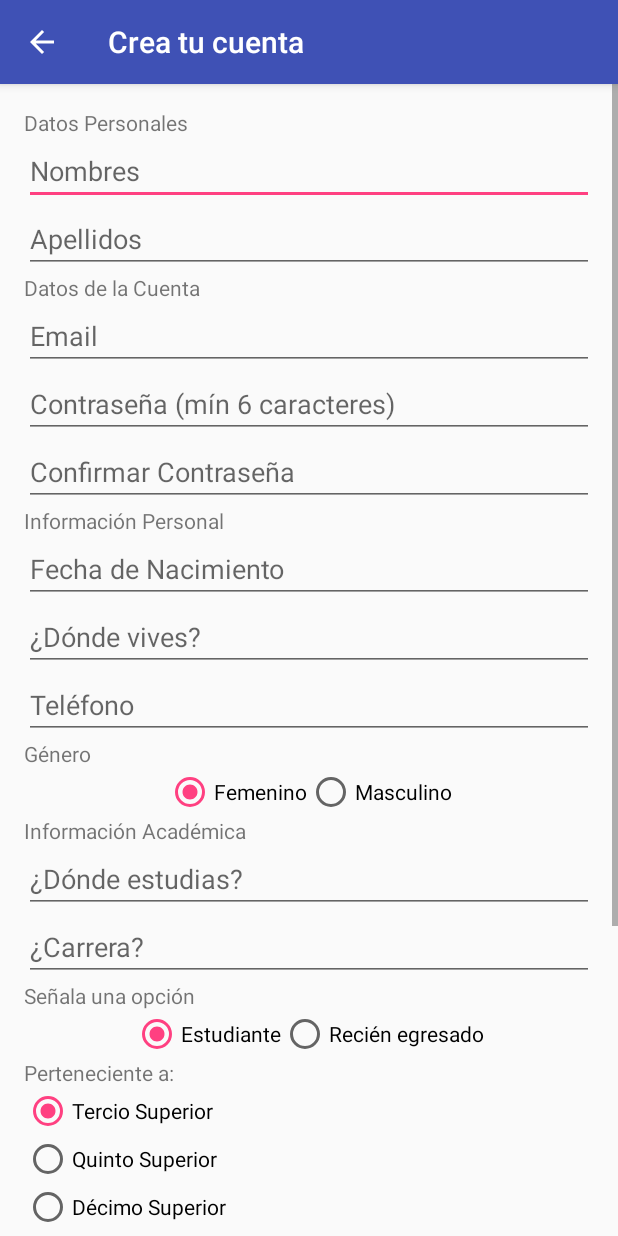
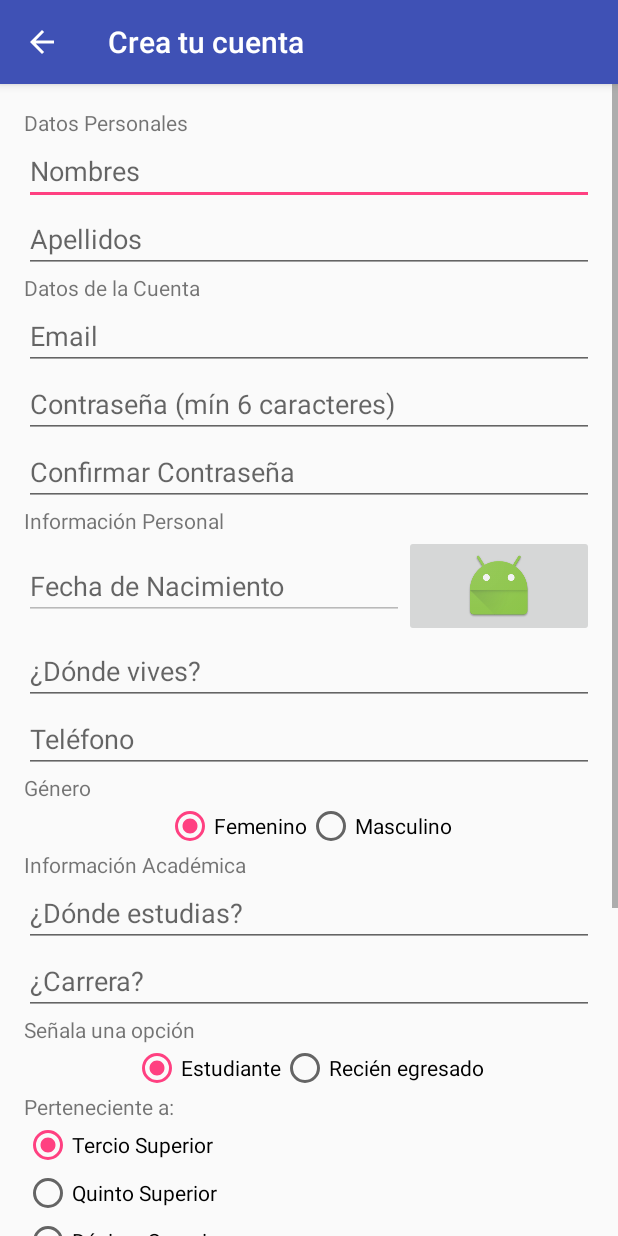
Before and after one commit to jhonn-y2j/Quick-Job, an Android app: the RegistersUsrsActivity screen opened directly, with no data from a screen before it, on a phone screen of 412 x 824 dp. Run offline under Robolectric (Android 15) with nearby library versions, the phone set to English and light mode, and no system bars; our stand-ins replace ButterKnife.

Commit message:
Se agrego un DatePicker para la fecha de nacimient

```diff
--- a/app/src/main/java/com/developers/quickjob/quick_job/RegistersUsrsActivity.java
+++ b/app/src/main/java/com/developers/quickjob/quick_job/RegistersUsrsActivity.java
@@ -1,5 +1,6 @@
 package com.developers.quickjob.quick_job;
 
+import android.app.DatePickerDialog;
 import android.content.Intent;
 import android.os.Bundle;
 import android.support.annotation.Nullable;
@@ -7,12 +8,15 @@ import android.support.v7.app.AppCompatActivity;
 import android.util.Log;
 import android.view.View;
 import android.widget.Button;
+import android.widget.DatePicker;
 import android.widget.EditText;
+import android.widget.ImageButton;
 import android.widget.LinearLayout;
 import android.widget.RadioButton;
 import android.widget.RadioGroup;
 import android.widget.Toast;
 
+import com.developers.quickjob.quick_job.Dialog.DateDialog;
 import com.developers.quickjob.quick_job.modelo.Postulante;
 import com.developers.quickjob.quick_job.sqlite.Operacionesbd;
 
@@ -24,7 +28,7 @@ import butterknife.OnClick;
  * Created by jhonn_aj on 24/11/2016.
  */
 
-public class RegistersUsrsActivity extends AppCompatActivity {
+public class RegistersUsrsActivity extends AppCompatActivity implements DatePickerDialog.OnDateSetListener{
 
     @BindView(R.id.edit_nombres)
     EditText nombres;
@@ -94,6 +98,8 @@ public class RegistersUsrsActivity extends AppCompatActivity {
     boolean estado;
 
     Operacionesbd db;
+    @BindView(R.id.btn_fecha)
+    ImageButton btnFecha;
 
     @Override
     protected void onCreate(@Nullable Bundle savedInstanceState) {
@@ -103,26 +109,26 @@ public class RegistersUsrsActivity extends AppCompatActivity {
 
         this.setTitle("Crea tu cuenta");
 
-        if (this.getSupportActionBar()!=null){
+        if (this.getSupportActionBar() != null) {
             this.getSupportActionBar().setDisplayHomeAsUpEnabled(true);
         }
 
         ButterKnife.bind(this);
 
-        db= Operacionesbd.getInstancia(getApplicationContext());
+        db = Operacionesbd.getInstancia(getApplicationContext());
 
     }
 
-    public void onRadioExpClicked(View view){
-        boolean marcado=((RadioButton) view).isChecked();
-        switch (view.getId()){
+    public void onRadioExpClicked(View view) {
+        boolean marcado = ((RadioButton) view).isChecked();
+        switch (view.getId()) {
             case R.id.radio_exp_si:
-                if (marcado){
+                if (marcado) {
                     experiencia.setVisibility(View.VISIBLE);
                 }
                 break;
             case R.id.radio_exp_no:
-                if (marcado){
+                if (marcado) {
                     experiencia.setVisibility(View.GONE);
                     emprs_exp.setText(" ");
                     emprs_cargo.setText(" ");
@@ -181,10 +187,10 @@ public class RegistersUsrsActivity extends AppCompatActivity {
 
             if (db.registrarPostulante(postulante)) {
                 db.obtenerPostulante();
-                String id=db.verficarusrs(postulante.getCorreo(),postulante.getContrasenha());
+                String id = db.verficarusrs(postulante.getCorreo(), postulante.getContrasenha());
                 Log.d(RegistersUsrsActivity.class.getName(), " Registrado  + ");
-                Intent intent= new Intent(getApplicationContext(),MainActivity.class);
-                intent.putExtra(MainActivity.ID,id);
+                Intent intent = new Intent(getApplicationContext(), MainActivity.class);
+                intent.putExtra(MainActivity.ID, id);
                 startActivity(intent);
 
             } else {
@@ -193,4 +199,15 @@ public class RegistersUsrsActivity extends AppCompatActivity {
         }
 
     }
+
+    @OnClick(R.id.btn_fecha)
+    public void onClick() {
+        DateDialog dateDialog =new DateDialog();
+        dateDialog.show(getSupportFragmentManager(), "datepicker");
+    }
+
+    @Override
+    public void onDateSet(DatePicker datePicker, int i, int i1, int i2) {
+        date_nac.setText("Fecha Nac.: " + i2 + "/" + i1 + "/" + i);
+    }
 }
--- a/app/src/main/java/com/developers/quickjob/quick_job/fragment/fragment_ofertas_empleo.java
+++ b/app/src/main/java/com/developers/quickjob/quick_job/fragment/fragment_ofertas_empleo.java
@@ -17,11 +17,6 @@ import com.developers.quickjob.quick_job.adapter_emp.AdapterPublicaciones;
 import com.developers.quickjob.quick_job.fragment_emp.fragmetn_ofertas_publicadas;
 import com.developers.quickjob.quick_job.modelo.Oferta;
 import com.developers.quickjob.quick_job.sqlite.Operacionesbd;
-import com.google.firebase.database.DataSnapshot;
-import com.google.firebase.database.DatabaseError;
-import com.google.firebase.database.DatabaseReference;
-import com.google.firebase.database.FirebaseDatabase;
-import com.google.firebase.database.ValueEventListener;
 
 import java.util.List;
 
--- a/app/src/main/java/com/developers/quickjob/quick_job/fragment_emp/fragment_oferta.java
+++ b/app/src/main/java/com/developers/quickjob/quick_job/fragment_emp/fragment_oferta.java
@@ -16,8 +16,6 @@ import android.widget.Toast;
 import com.developers.quickjob.quick_job.R;
 import com.developers.quickjob.quick_job.modelo.Oferta;
 import com.developers.quickjob.quick_job.sqlite.Operacionesbd;
-import com.google.firebase.database.DatabaseReference;
-import com.google.firebase.database.FirebaseDatabase;
 
 import java.text.SimpleDateFormat;
 
--- a/app/src/main/java/com/developers/quickjob/quick_job/fragment_emp/fragmetn_ofertas_publicadas.java
+++ b/app/src/main/java/com/developers/quickjob/quick_job/fragment_emp/fragmetn_ofertas_publicadas.java
@@ -60,5 +60,7 @@ public class fragmetn_ofertas_publicadas extends Fragment implements AdapterPubl
     @Override
     public void itemClick(Oferta app) {
 
+
+
     }
 }
--- a/app/src/main/java/com/developers/quickjob/quick_job/modelo/Empresa.java
+++ b/app/src/main/java/com/developers/quickjob/quick_job/modelo/Empresa.java
@@ -1,6 +1,6 @@
 package com.developers.quickjob.quick_job.modelo;
 
-import com.google.firebase.database.IgnoreExtraProperties;
+
 
 /**
  * Created by jhonn_aj on 24/11/2016.
--- a/app/src/main/java/com/developers/quickjob/quick_job/modelo/Oferta.java
+++ b/app/src/main/java/com/developers/quickjob/quick_job/modelo/Oferta.java
@@ -1,6 +1,4 @@
 package com.developers.quickjob.quick_job.modelo;
-
-import com.google.firebase.database.IgnoreExtraProperties;
 
 /**
  * Created by jhonn_aj on 24/11/2016.
--- a/app/src/main/res/layout/activity_registers_usrs.xml
+++ b/app/src/main/res/layout/activity_registers_usrs.xml
@@ -70,13 +70,31 @@
                 android:layout_width="wrap_content"
                 android:layout_height="wrap_content" />
 
-            <EditText
-                android:id="@+id/edit_date_nac"
-                android:hint="Fecha de Nacimiento"
-                android:imeOptions="actionNext"
-                android:inputType="date"
+            <LinearLayout
+                android:orientation="horizontal"
+                android:gravity="center"
                 android:layout_width="match_parent"
-                android:layout_height="wrap_content" />
+                android:layout_height="wrap_content">
+
+                <EditText
+                    android:layout_weight="2"
+                    android:id="@+id/edit_date_nac"
+                    android:hint="Fecha de Nacimiento"
+                    android:imeOptions="actionNext"
+                    android:inputType="date"
+                    android:enabled="false"
+                    android:layout_width="0dp"
+                    android:layout_height="wrap_content" />
+
+                <ImageButton
+                    android:layout_weight="1"
+                    android:id="@+id/btn_fecha"
+                    android:src="@mipmap/ic_launcher"
+                    android:layout_width="0dp"
+                    android:layout_height="wrap_content" />
+
+            </LinearLayout>
+
 
             <EditText
                 android:id="@+id/edit_donde_vives"
@@ -138,7 +156,7 @@
             <EditText
                 android:id="@+id/edit_carrera"
                 android:hint="¿Carrera?"
-                android:imeOptions="actionNext"
+                android:imeOptions="actionDone"
                 android:inputType="text"
                 android:layout_width="match_parent"
                 android:layout_height="wrap_content" />
```
Also changed, not shown: app/src/main/java/com/developers/quickjob/quick_job/Dialog/DateDialog.java (added, +36 -0 lines).
